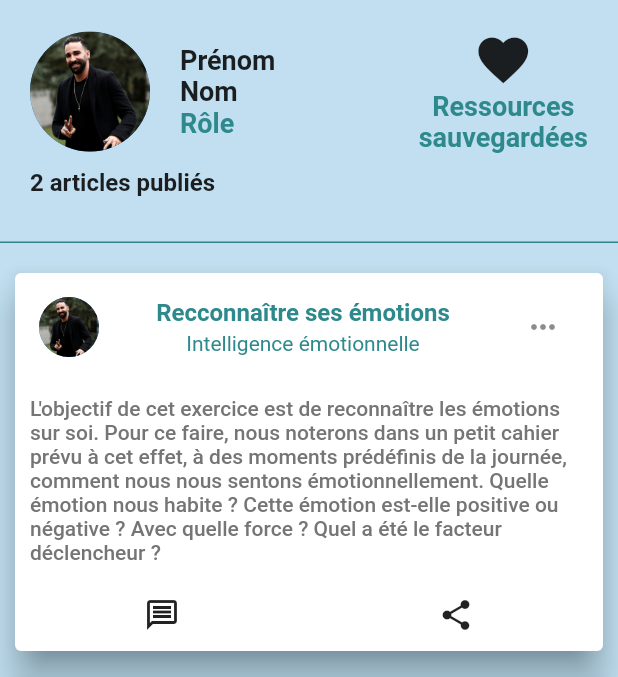
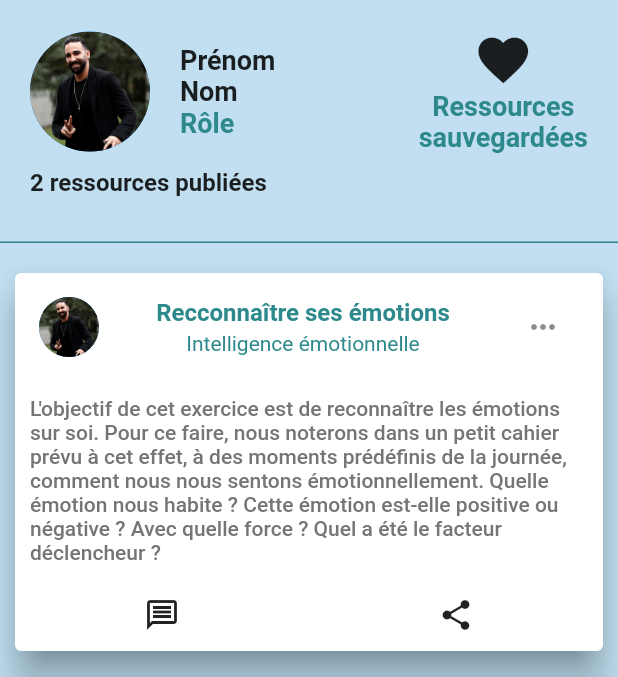
Before and after one commit to flapili/CESI-2022-cube, a Flutter app: the screen it shows after launch, item 4 of the bottom bar chosen, after a tap on the "settings" icon, on a phone screen of 412 x 824 dp, the part 84-761 px from its top. Run offline on Flutter 3.47's test engine with Material 2 defaults, Android fonts, the phone set to English and light mode, and no system bars.

Commit message:
pour paul

```diff
--- a/src/frontend/lib/main.dart
+++ b/src/frontend/lib/main.dart
@@ -7,6 +7,7 @@ import 'pages/accueil.dart';
 import 'pages/rechercher.dart';
 import 'pages/ajouter.dart';
 import 'pages/profil.dart';
+import './pages/components/app_bar.dart';
 //import 'test.dart';
 
 void main() {
@@ -41,64 +42,11 @@ class _MyAppState extends State<MyApp> {
       debugShowCheckedModeBanner: false,
       home: Scaffold(
         backgroundColor: lightGreen,
-        appBar: AppBar(
-          centerTitle: true,
-          backgroundColor: darkGreen,
-          elevation: 0,
-          leading: IconButton(
-            onPressed: () {},
-            icon: const Icon(
-            Icons.settings_outlined,
-            //Aide à ajouter
-            color: Colors.black,
-            ),
-          ),
-          title: Image.asset(
-            'assets/images/logo.png',
-            height: 70,
-          ),
-        actions: [
-          IconButton(
-            onPressed: () {},
-            icon: const Icon(
-            Icons.logout,
-            color: Colors.black,
-            ),
-          ),
-        ],
-        ),
+
         body:
               //PostWidget(),
               //Accueil(),
-              _page[_selectedIndex],
-bottomNavigationBar: BottomNavigationBar(
-        items: [
-            BottomNavigationBarItem(
-              icon: const Icon(Icons.home),
-              label:'Accueil',
-              backgroundColor: darkGreen,
-            ),
-            BottomNavigationBarItem(
-              icon: Icon(Icons.search),
-              label:'Rechercher',
-              backgroundColor: darkGreen,
-            ),
-            BottomNavigationBarItem(
-              icon: Icon(Icons.add_circle_outline),
-              label:'Ajouter article',
-              backgroundColor: darkGreen,
-            ),
-            BottomNavigationBarItem(
-              icon: //Icon(Icons.person_outline),
-              CircleAvatar(backgroundImage: AssetImage('assets/images/profil/1.jpg'),),
-              label:'Profil',
-              backgroundColor: darkGreen
-            ),
-          ],
-        currentIndex: _selectedIndex,
-        selectedItemColor: lightGreen,
-        onTap: _onItemTapped,
-      ),
+              UpBar()
       )
     );
   }
--- /dev/null
+++ b/src/frontend/lib/pages/components/app_bar.dart
@@ -0,0 +1,96 @@
+// ignore_for_file: prefer_const_literals_to_create_immutables, prefer_const_constructors
+
+import 'package:flutter/material.dart';
+import 'package:ressources_relationnelles/pages/accueil.dart';
+import '../../common/constants.dart';
+import '../../pages/accueil.dart';
+import '../../pages/rechercher.dart';
+import '../../pages/ajouter.dart';
+import '../../pages/profil.dart';
+
+class UpBar extends StatefulWidget {
+  const UpBar({ Key? key }) : super(key: key);
+
+  @override
+  _UpBarState createState() => _UpBarState();
+}
+
+class _UpBarState extends State<UpBar> {
+int _selectedIndex = 0;
+  final List<Widget> _page = [
+    Accueil(),
+    Rechercher(),
+    //Body(),
+    Ajouter(),
+    Profil()
+  ];
+  void _onItemTapped(int index) {
+    setState(() {
+      _selectedIndex = index;
+    });
+  }
+  @override
+  Widget build(BuildContext context) {
+    return Scaffold(
+        backgroundColor: lightGreen,
+        appBar: AppBar(
+          centerTitle: true,
+          backgroundColor: darkGreen,
+          elevation: 0,
+          leading: IconButton(
+            onPressed: () {},
+            icon: const Icon(
+            Icons.settings_outlined,
+            //Aide à ajouter
+            color: Colors.black,
+            ),
+          ),
+          title: Image.asset(
+            'assets/images/logo.png',
+            height: 70,
+          ),
+        actions: [
+          IconButton(
+            onPressed: () {},
+            icon: const Icon(
+            Icons.logout,
+            color: Colors.black,
+            ),
+          ),
+        ],
+        ),
+        body:
+              //PostWidget(),
+              //Accueil(),
+              _page[_selectedIndex],
+bottomNavigationBar: BottomNavigationBar(
+        items: [
+            BottomNavigationBarItem(
+              icon: const Icon(Icons.home),
+              label:'Accueil',
+              backgroundColor: darkGreen,
+            ),
+            BottomNavigationBarItem(
+              icon: Icon(Icons.search),
+              label:'Rechercher',
+              backgroundColor: darkGreen,
+            ),
+            BottomNavigationBarItem(
+              icon: Icon(Icons.add_circle_outline),
+              label:'Ajouter ressource',
+              backgroundColor: darkGreen,
+            ),
+            BottomNavigationBarItem(
+              icon: //Icon(Icons.person_outline),
+              CircleAvatar(backgroundImage: AssetImage('assets/images/profil/1.jpg'),),
+              label:'Profil',
+              backgroundColor: darkGreen
+            ),
+          ],
+        currentIndex: _selectedIndex,
+        selectedItemColor: lightGreen,
+        onTap: _onItemTapped,
+      ),
+      );
+  }
+}
--- /dev/null
+++ b/src/frontend/lib/pages/favoris.dart
@@ -0,0 +1,17 @@
+import 'package:flutter/material.dart';
+
+class Favoris extends StatefulWidget {
+  const Favoris({ Key? key }) : super(key: key);
+
+  @override
+  _FavorisState createState() => _FavorisState();
+}
+
+class _FavorisState extends State<Favoris> {
+  @override
+  Widget build(BuildContext context) {
+    return Container(
+
+    );
+  }
+}
--- a/src/frontend/lib/pages/profil.dart
+++ b/src/frontend/lib/pages/profil.dart
@@ -1,6 +1,7 @@
 // ignore_for_file: prefer_const_constructors, prefer_const_literals_to_create_immutables
 
 import 'package:flutter/material.dart';
+import 'favoris.dart';
 import 'package:ressources_relationnelles/common/constants.dart';
 
 class Profil extends StatefulWidget {
@@ -59,7 +60,11 @@ class _ProfilState extends State<Profil> {
                         ),
                       ],
                     ),
-                    Column(
+                    GestureDetector(
+                      onTap: () {
+                        Navigator.push(context, MaterialPageRoute(builder: (context) => Favoris()));
+                      },
+                      child: Column(
                       children: [
                         Icon(Icons.favorite_outlined, size: 40),
                         Text(
@@ -71,6 +76,7 @@ class _ProfilState extends State<Profil> {
                               color: cyanGreen),
                         ),
                       ],
+                    ),
                     )
                   ],
                 )),
@@ -78,7 +84,7 @@ class _ProfilState extends State<Profil> {
                   padding: EdgeInsets.only(top: 10, right: 20, left: 20),
                   child: Row(
                     children: [
-                      Text('2 articles publiés', style: TextStyle(
+                      Text('2 ressources publiées', style: TextStyle(
                               fontWeight: FontWeight.bold,
                               fontSize: 16),)
                     ],
```
